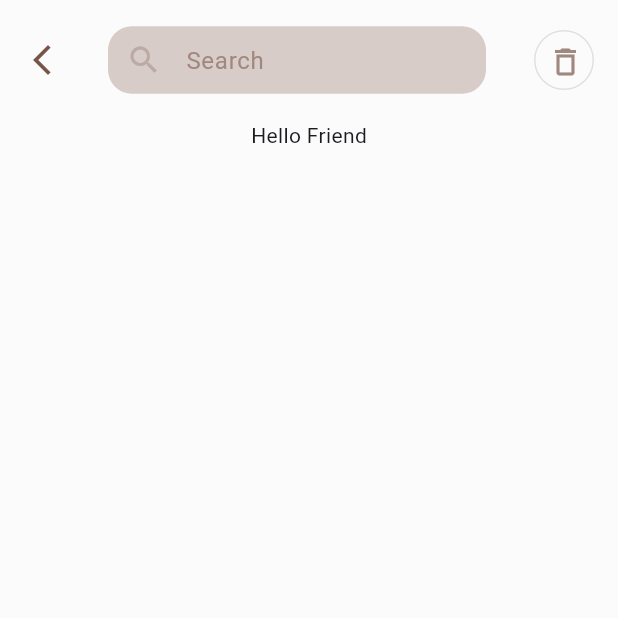
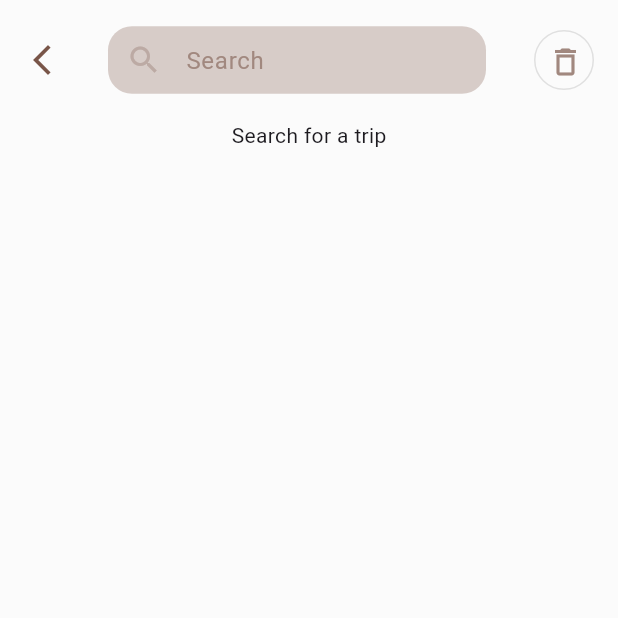
Before and after one commit to MuathIT/Travel-App, a Flutter app: the SearchPage screen opened directly, on a phone screen of 412 x 824 dp, the top half of it. Run offline on Flutter 3.47's test engine with Material 3 defaults, Android fonts, the phone set to English and light mode, and no system bars; our stand-ins replace bloc, cached_network_image, cloud_firestore, curved_navigation_bar, dio, firebase_auth and 4 more; accounts and stored records are empty.

Commit message:
search feature added and data comes from Wikivoyage API

```diff
--- /dev/null
+++ b/lib/controllers/auth/search/search_controllers.dart
@@ -0,0 +1,50 @@
+
+
+
+// ---------- Search States ----------
+
+import 'package:dio/dio.dart';
+import 'package:flutter_bloc/flutter_bloc.dart';
+
+abstract class SearchState {}
+
+class SearchInitial extends SearchState {}
+
+class SearchLoading extends SearchState {}
+
+class SearchSuccess extends SearchState {
+  final Map<String, dynamic> trip; // get the trip.
+  SearchSuccess(this.trip);
+}
+
+class SearchEmpty extends SearchState {
+  final String emptyMessage;
+  SearchEmpty(this.emptyMessage);
+}
+
+class SearchFailure extends SearchState {
+  final String failureMessage;
+  SearchFailure(this.failureMessage);
+}
+
+// ---------- Search Cubit ----------
+
+class SearchCubit extends Cubit<SearchState> {
+  SearchCubit() : super (SearchInitial());
+
+  // import dio package.
+  final dio = Dio();
+
+  // this method will get the searched trip.
+  Future<void> getTrip (String destination) async{
+    emit(SearchLoading());
+
+    // get the trip from the API.
+    try {
+      final response = await dio.get('https://en.wikipedia.org/api/rest_v1/page/summary/$destination');
+      emit(SearchSuccess(response.data));
+    } on DioException catch (e) {
+      emit(SearchFailure("Error: $e"));
+    }
+  }
+}
--- a/lib/pages/auth/auth_page.dart
+++ b/lib/pages/auth/auth_page.dart
@@ -6,7 +6,7 @@ import 'package:travel_app/pages/home_page.dart';
 class AuthPage extends StatelessWidget {
   final double? height;
   final Widget child;
-  const AuthPage({super.key, this.height = 600, required this.child});
+  const AuthPage({super.key, this.height = 650, required this.child});
 
   @override
   Widget build(BuildContext context) {
--- a/lib/pages/auth/login_page.dart
+++ b/lib/pages/auth/login_page.dart
@@ -18,7 +18,7 @@ class LoginPage extends StatelessWidget {
   @override
   Widget build(BuildContext context) {
     return AuthPage(
-      height: 425,
+      height: 450,
       child: Column(
         mainAxisAlignment: MainAxisAlignment.center,
         children: [
--- a/lib/pages/search_page.dart
+++ b/lib/pages/search_page.dart
@@ -1,5 +1,9 @@
+import 'package:cached_network_image/cached_network_image.dart';
 import 'package:flutter/material.dart';
+import 'package:flutter_bloc/flutter_bloc.dart';
+import 'package:travel_app/controllers/auth/search/search_controllers.dart';
 import 'package:travel_app/core/colors.dart';
+import 'package:travel_app/pages/trip_details_page.dart';
 
 class SearchPage extends StatelessWidget {
   SearchPage({super.key});
@@ -15,7 +19,7 @@ class SearchPage extends StatelessWidget {
         slivers: [
           SliverAppBar(
             backgroundColor: ColorsManager.white,
-            elevation: 0.0,
+            elevation: 0,
             pinned: true,
             toolbarHeight: 80,
             leading: IconButton(
@@ -37,6 +41,10 @@ class SearchPage extends StatelessWidget {
                 borderRadius: BorderRadius.circular(16),
               ),
               child: TextField(
+                onSubmitted: (destination) {
+                  // submit the searched destination to the API.
+                  context.read<SearchCubit>().getTrip(destination.trim());
+                },
                 controller: _searchController,
                 decoration: InputDecoration(
                   contentPadding: EdgeInsets.symmetric(vertical: 10),
@@ -59,29 +67,95 @@ class SearchPage extends StatelessWidget {
                   shape: BoxShape.circle,
                   border: Border.all(
                     style: BorderStyle.solid,
-                    color: Colors.grey.shade300
-                  )
+                    color: Colors.grey.shade300,
+                  ),
                 ),
                 child: IconButton(
-                  onPressed: (){},
-                  icon: Icon(
-                    Icons.delete_outlined,
-                    color: Colors.brown[300],
-                  )
+                  onPressed: () {},
+                  icon: Icon(Icons.delete_outlined, color: Colors.brown[300]),
                 ),
-              )
+              ),
             ],
             actionsPadding: EdgeInsets.all(16),
           ),
 
-          // body.
-          SliverToBoxAdapter(
-            child: Center(
-              child: Text(
-                'Hello Friend'
-              ),
-            ),
-          )
+          BlocConsumer<SearchCubit, SearchState>(
+            listener: (context, state) {
+              // display the failure message.
+              if (state is SearchFailure) {
+                ScaffoldMessenger.of(context).showSnackBar(
+                  SnackBar(
+                    backgroundColor: Colors.red,
+                    content: Text(state.failureMessage),
+                    duration: Duration(milliseconds: 900),
+                  ),
+                );
+              }
+            },
+            builder: (context, state) {
+              if (state is SearchLoading) {
+                // show dialog when loading.
+                return const SliverToBoxAdapter(
+                  child: Center(child: CircularProgressIndicator()),
+                );
+              } else if (state is SearchSuccess) {
+                // get the trip details.
+                final trip = state.trip;
+                // body.
+                return SliverToBoxAdapter(
+                  child: Padding(
+                    padding: const EdgeInsets.all(8.0),
+                    child: Column(
+                      children: [
+                        // trip pic.
+                        GestureDetector(
+                          onTap: () {
+                            // navigate to trip details.
+                            Navigator.of(context).push(
+                              MaterialPageRoute(
+                                builder: (_) => TripDetailsPage(trip: trip),
+                              ),
+                            );
+                          },
+                          child: Container(
+                            height: 150,
+                            width: 150,
+                            decoration: BoxDecoration(
+                              borderRadius: BorderRadius.circular(25),
+                              boxShadow: [
+                                BoxShadow(color: Colors.black, blurRadius: 6),
+                              ],
+                            ),
+                            child: CachedNetworkImage(
+                              imageUrl: trip['originalimage']['source'],
+                              placeholder: (context, url) => const Center(child: CircularProgressIndicator()),
+                              errorWidget:(context, url, error) => const Center(child: Icon(
+                                Icons.broken_image_outlined,
+                              )),
+                              fit: BoxFit.cover,
+                            ),
+                          ),
+                        ),
+                        const SizedBox(height: 5),
+                        // trip name.
+                        Text(
+                          trip['title'],
+                          style: TextStyle(
+                            color: ColorsManager.darkBrown,
+                            fontSize: 14,
+                            fontWeight: FontWeight.bold,
+                          ),
+                        ),
+                      ],
+                    ),
+                  ),
+                );
+              }
+              return SliverToBoxAdapter(
+                child: const Center(child: Text('Search for a trip')),
+              );
+            },
+          ),
         ],
       ),
     );
--- a/lib/pages/trip_details_page.dart
+++ b/lib/pages/trip_details_page.dart
@@ -34,10 +34,10 @@ class TripDetailsPage extends StatelessWidget {
           Icon(Icons.star_purple500_sharp, color: Colors.amber),
           const SizedBox(width: 5),
           // rating.
-          Text(
-            trip['rating'],
-            style: TextStyle(fontSize: 16, fontWeight: FontWeight.bold),
-          ),
+          // Text(
+          //   trip['rating'],
+          //   style: TextStyle(fontSize: 16, fontWeight: FontWeight.bold),
+          // ),
         ],
         actionsPadding: EdgeInsets.all(16),
       ),
@@ -53,7 +53,7 @@ class TripDetailsPage extends StatelessWidget {
                 borderRadius: BorderRadius.circular(16),
                 boxShadow: [BoxShadow(color: Colors.black87, blurRadius: 8)],
                 image: DecorationImage(
-                  image: AssetImage(trip['source']),
+                  image: NetworkImage(trip['originalimage']['source']),
                   fit: BoxFit.cover,
                 ),
               ),
@@ -63,7 +63,7 @@ class TripDetailsPage extends StatelessWidget {
 
             // trip description.
             Text(
-              trip['description'],
+              trip['extract'],
               style: TextStyle(
                 color: Colors.black,
                 fontSize: 18,
--- a/pubspec.yaml
+++ b/pubspec.yaml
@@ -44,6 +44,8 @@ dependencies:
   shared_preferences: ^2.5.3
   flutter_bloc: ^9.1.1
   cloud_firestore: ^6.0.0
+  dio: ^5.9.0
+  cached_network_image: ^3.4.1
 
 
 dev_dependencies:
```
Also changed, not shown: lib/main.dart (+4 -3 lines), lib/pages/destinations_page.dart (added, +88 -0 lines), lib/pages/home_page.dart (+9 -4 lines), lib/pages/settings_page.dart (added), pubspec.lock, 2 other files.
